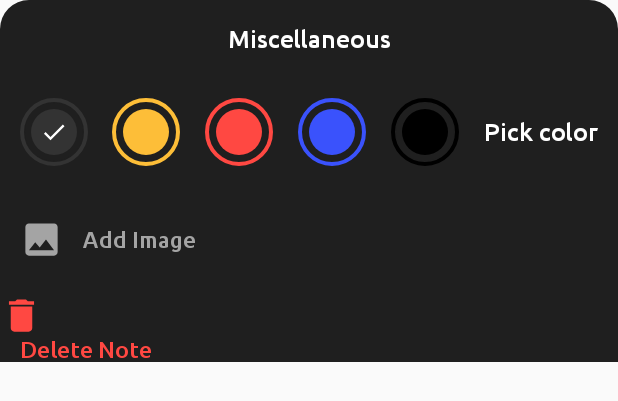
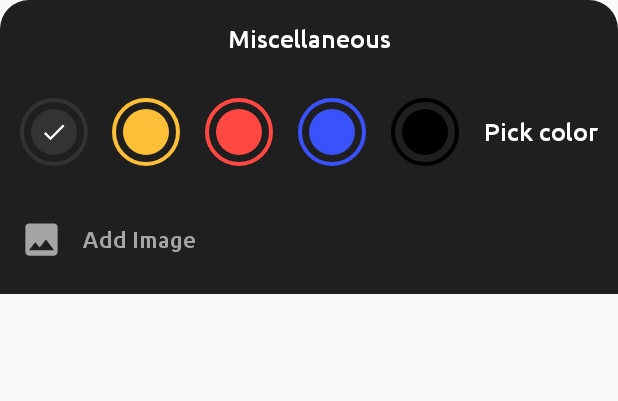
Before and after one commit to Sim1810/note_TeamOrange_android, an Android app: the layout layout_misc.xml on its own in the app's theme, with its tools: preview values and no code run, on a phone screen of 412 x 824 dp. Shown: the top 401 px of the screen. Run offline under Robolectric (Android 15) with nearby library versions, the phone set to English and light mode, and no system bars.

Commit message:
delete note set visibility

```diff
--- a/app/src/main/res/layout/layout_misc.xml
+++ b/app/src/main/res/layout/layout_misc.xml
@@ -169,7 +169,7 @@
         android:gravity="center_vertical"
         android:orientation="horizontal"
         android:visibility="gone"
-        tools:ignore="UseCompoundDrawables"/>
+        tools:ignore="UseCompoundDrawables">
 
         <ImageView
             android:layout_width="@dimen/_22sdp"
@@ -187,4 +187,5 @@
         android:text="@string/delete_note"
         android:textColor="@color/colorDelete"
         android:textSize="@dimen/_12ssp" />
+     </LinearLayout>
 </LinearLayout>
```
